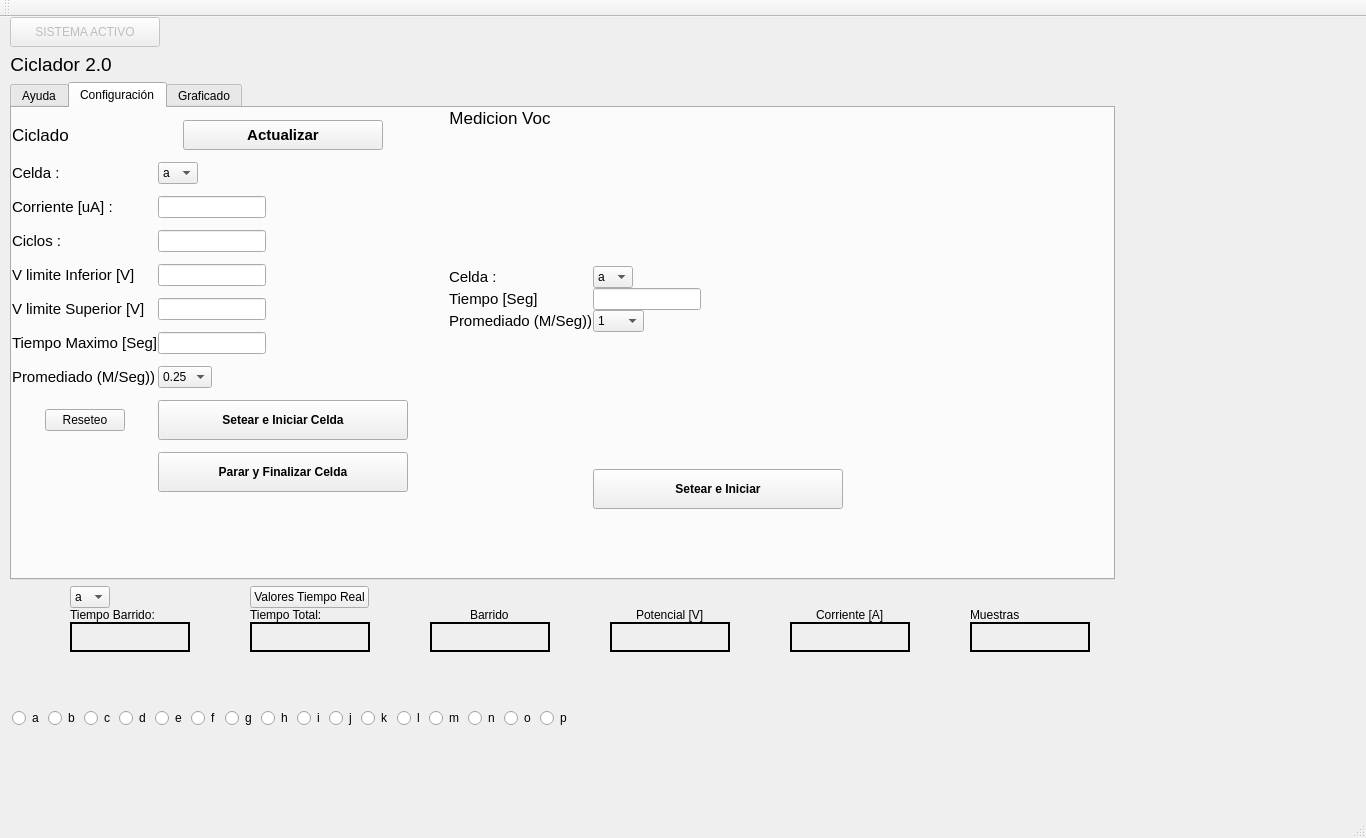
Above: trunk/graphics/CicladorIG-3.ui from Ludwig88/Cicleitor before the change. Below: the same form after it.
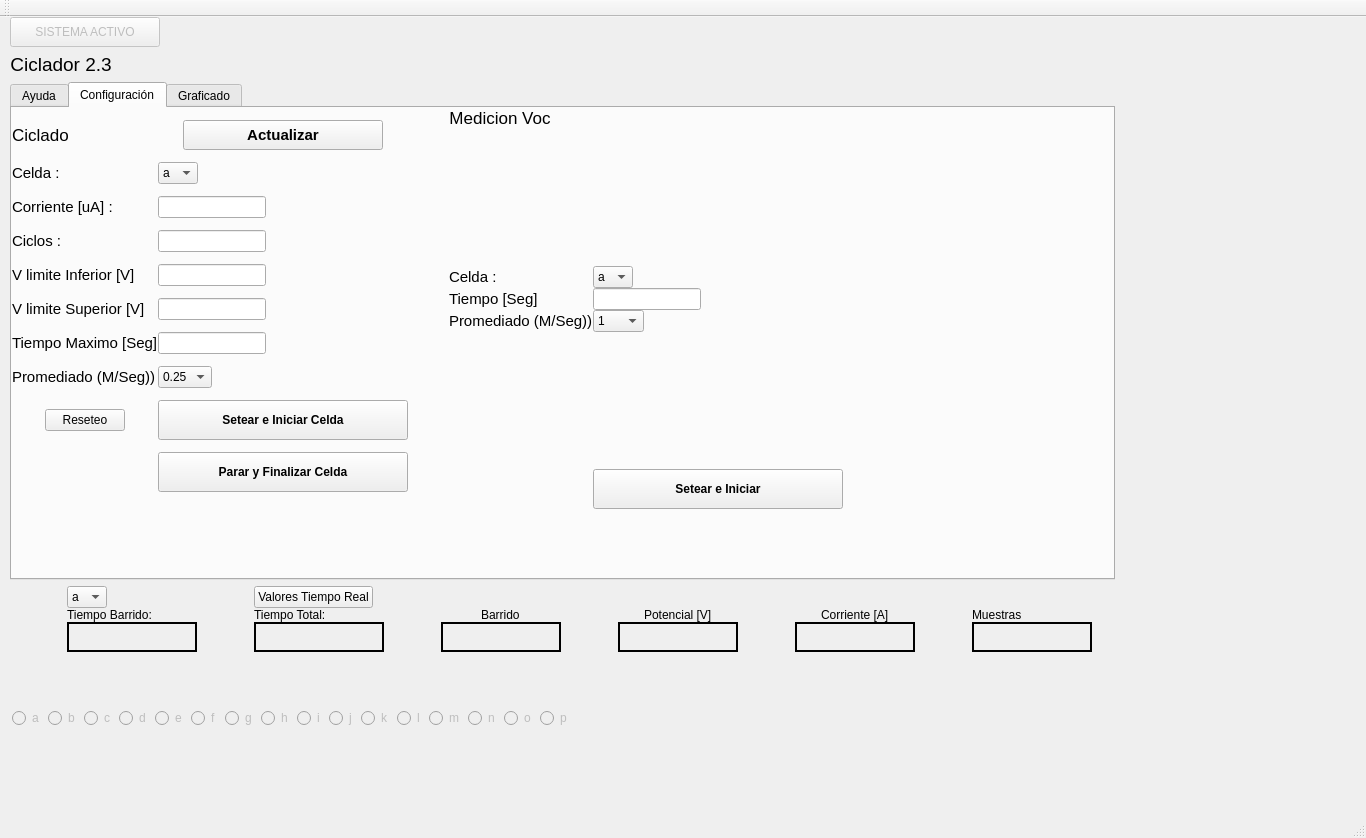
That is the form after the change. The open tabs and pages were chosen to show the change. Icons and pictures are not drawn. Custom widgets are drawn as their Qt base class.

Commit message: arreglo los radio button, el finalizado de celda y el tiempo total

Patch:
```diff
--- a/trunk/graphics/CicladorIG-3.ui
+++ b/trunk/graphics/CicladorIG-3.ui
@@ -205,7 +205,13 @@
            </property>
            <property name="minimumSize">
             <size>
-             <width>120</width>
+             <width>130</width>
+             <height>30</height>
+            </size>
+           </property>
+           <property name="maximumSize">
+            <size>
+             <width>130</width>
              <height>30</height>
             </size>
            </property>
@@ -248,7 +254,13 @@
            </property>
            <property name="minimumSize">
             <size>
-             <width>120</width>
+             <width>130</width>
+             <height>30</height>
+            </size>
+           </property>
+           <property name="maximumSize">
+            <size>
+             <width>130</width>
              <height>30</height>
             </size>
            </property>
@@ -1665,7 +1677,7 @@
        <item>
         <widget class="QRadioButton" name="RBa">
          <property name="enabled">
-          <bool>true</bool>
+          <bool>false</bool>
          </property>
          <property name="sizePolicy">
           <sizepolicy hsizetype="Fixed" vsizetype="Fixed">
@@ -1687,7 +1699,7 @@
        <item>
         <widget class="QRadioButton" name="RBb">
          <property name="enabled">
-          <bool>true</bool>
+          <bool>false</bool>
          </property>
          <property name="sizePolicy">
           <sizepolicy hsizetype="Fixed" vsizetype="Fixed">
@@ -1709,7 +1721,7 @@
        <item>
         <widget class="QRadioButton" name="RBc">
          <property name="enabled">
-          <bool>true</bool>
+          <bool>false</bool>
          </property>
          <property name="sizePolicy">
           <sizepolicy hsizetype="Fixed" vsizetype="Fixed">
@@ -1731,7 +1743,7 @@
        <item>
         <widget class="QRadioButton" name="RBd">
          <property name="enabled">
-          <bool>true</bool>
+          <bool>false</bool>
          </property>
          <property name="sizePolicy">
           <sizepolicy hsizetype="Fixed" vsizetype="Fixed">
@@ -1753,7 +1765,7 @@
        <item>
         <widget class="QRadioButton" name="RBe">
          <property name="enabled">
-          <bool>true</bool>
+          <bool>false</bool>
          </property>
          <property name="sizePolicy">
           <sizepolicy hsizetype="Fixed" vsizetype="Fixed">
@@ -1775,7 +1787,7 @@
        <item>
         <widget class="QRadioButton" name="RBf">
          <property name="enabled">
-          <bool>true</bool>
+          <bool>false</bool>
          </property>
          <property name="sizePolicy">
           <sizepolicy hsizetype="Fixed" vsizetype="Fixed">
@@ -1797,7 +1809,7 @@
        <item>
         <widget class="QRadioButton" name="RBg">
          <property name="enabled">
-          <bool>true</bool>
+          <bool>false</bool>
          </property>
          <property name="sizePolicy">
           <sizepolicy hsizetype="Fixed" vsizetype="Fixed">
@@ -1819,7 +1831,7 @@
        <item>
         <widget class="QRadioButton" name="RBh">
          <property name="enabled">
-          <bool>true</bool>
+          <bool>false</bool>
          </property>
          <property name="sizePolicy">
           <sizepolicy hsizetype="Fixed" vsizetype="Fixed">
@@ -1841,7 +1853,7 @@
        <item>
         <widget class="QRadioButton" name="RBi">
          <property name="enabled">
-          <bool>true</bool>
+          <bool>false</bool>
          </property>
          <property name="sizePolicy">
           <sizepolicy hsizetype="Fixed" vsizetype="Fixed">
@@ -1863,7 +1875,7 @@
        <item>
         <widget class="QRadioButton" name="RBj">
          <property name="enabled">
-          <bool>true</bool>
+          <bool>false</bool>
          </property>
          <property name="sizePolicy">
           <sizepolicy hsizetype="Fixed" vsizetype="Fixed">
@@ -1885,7 +1897,7 @@
        <item>
         <widget class="QRadioButton" name="RBk">
          <property name="enabled">
-          <bool>true</bool>
+          <bool>false</bool>
          </property>
          <property name="sizePolicy">
           <sizepolicy hsizetype="Fixed" vsizetype="Fixed">
@@ -1907,7 +1919,7 @@
        <item>
         <widget class="QRadioButton" name="RBl">
          <property name="enabled">
-          <bool>true</bool>
+          <bool>false</bool>
          </property>
          <property name="sizePolicy">
           <sizepolicy hsizetype="Fixed" vsizetype="Fixed">
@@ -1929,7 +1941,7 @@
        <item>
         <widget class="QRadioButton" name="RBm">
          <property name="enabled">
-          <bool>true</bool>
+          <bool>false</bool>
          </property>
          <property name="sizePolicy">
           <sizepolicy hsizetype="Fixed" vsizetype="Fixed">
@@ -1951,7 +1963,7 @@
        <item>
         <widget class="QRadioButton" name="RBn">
          <property name="enabled">
-          <bool>true</bool>
+          <bool>false</bool>
          </property>
          <property name="sizePolicy">
           <sizepolicy hsizetype="Fixed" vsizetype="Fixed">
@@ -1973,7 +1985,7 @@
        <item>
         <widget class="QRadioButton" name="RBo">
          <property name="enabled">
-          <bool>true</bool>
+          <bool>false</bool>
          </property>
          <property name="sizePolicy">
           <sizepolicy hsizetype="Fixed" vsizetype="Fixed">
@@ -1995,7 +2007,7 @@
        <item>
         <widget class="QRadioButton" name="RBp">
          <property name="enabled">
-          <bool>true</bool>
+          <bool>false</bool>
          </property>
          <property name="sizePolicy">
           <sizepolicy hsizetype="Fixed" vsizetype="Fixed">
@@ -2069,7 +2081,7 @@
         </font>
        </property>
        <property name="text">
-        <string>Ciclador 2.0</string>
+        <string>Ciclador 2.3</string>
        </property>
        <property name="alignment">
         <set>Qt::AlignCenter</set>
```
Left out of the diff: 34 changed lines with no effect on the pictures. The commit also changes 5 other files.
